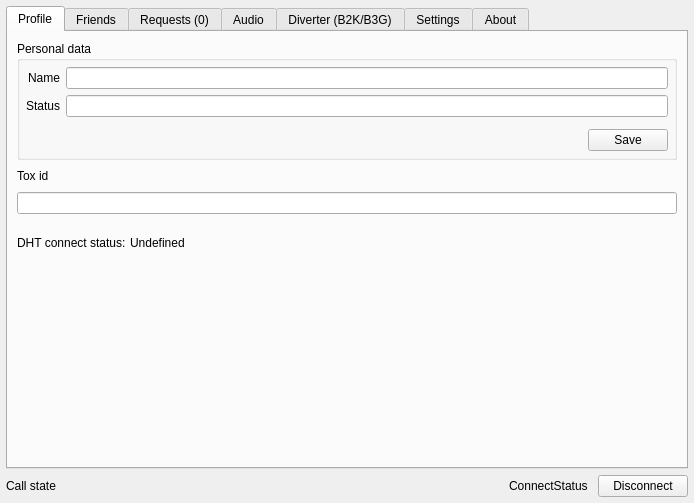
Above: src/toxphone_config/widgets/main_window.ui from hkarel/ToxPhone before the change. Below: the same form after it.
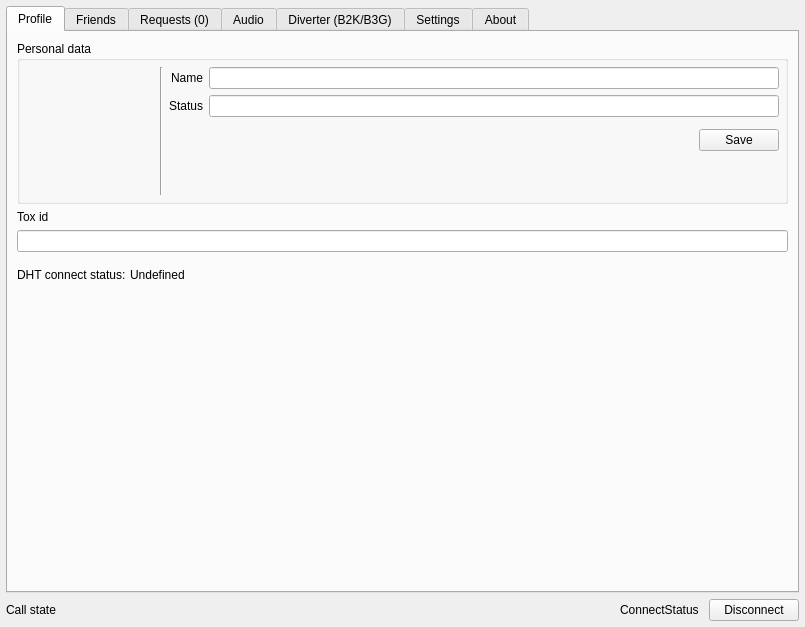
That is the form after the change. The open tabs and pages were chosen to show the change.

```diff
--- a/src/toxphone_config/widgets/main_window.ui
+++ b/src/toxphone_config/widgets/main_window.ui
@@ -6,8 +6,8 @@
    <rect>
     <x>0</x>
     <y>0</y>
-    <width>694</width>
-    <height>503</height>
+    <width>805</width>
+    <height>627</height>
    </rect>
   </property>
   <property name="minimumSize">
@@ -43,36 +43,67 @@
         <string>Profile</string>
        </attribute>
        <layout class="QVBoxLayout" name="verticalLayout_6">
-        <property name="spacing">
-         <number>9</number>
-        </property>
-        <property name="leftMargin">
-         <number>9</number>
-        </property>
-        <property name="rightMargin">
-         <number>9</number>
-        </property>
-        <property name="bottomMargin">
-         <number>9</number>
-        </property>
         <item>
          <widget class="QGroupBox" name="groupBox_3">
           <property name="title">
            <string>Personal data</string>
           </property>
+          <layout class="QHBoxLayout" name="horizontalLayout_18">
+           <property name="leftMargin">
+            <number>6</number>
+           </property>
+           <property name="topMargin">
+            <number>6</number>
+           </property>
+           <property name="rightMargin">
+            <number>6</number>
+           </property>
+           <property name="bottomMargin">
+            <number>6</number>
+           </property>
+           <item>
+            <widget class="QLabel" name="labelAvatar">
+             <property name="minimumSize">
+              <size>
+               <width>128</width>
+               <height>128</height>
+              </size>
+             </property>
+             <property name="maximumSize">
+              <size>
+               <width>128</width>
+               <height>128</height>
+              </size>
+             </property>
+             <property name="frameShape">
+              <enum>QFrame::NoFrame</enum>
+             </property>
+             <property name="frameShadow">
+              <enum>QFrame::Plain</enum>
+             </property>
+             <property name="scaledContents">
+              <bool>false</bool>
+             </property>
+             <property name="alignment">
+              <set>Qt::AlignCenter</set>
+             </property>
+             <property name="textInteractionFlags">
+              <set>Qt::NoTextInteraction</set>
+             </property>
+            </widget>
+           </item>
+           <item>
+            <widget class="Line" name="line">
+             <property name="frameShadow">
+              <enum>QFrame::Sunken</enum>
+             </property>
+             <property name="orientation">
+              <enum>Qt::Vertical</enum>
+             </property>
+            </widget>
+           </item>
+           <item>
           <layout class="QVBoxLayout" name="verticalLayout_2">
-           <property name="leftMargin">
-            <number>6</number>
-           </property>
-           <property name="topMargin">
-            <number>6</number>
-           </property>
-           <property name="rightMargin">
-            <number>6</number>
-           </property>
-           <property name="bottomMargin">
-            <number>6</number>
-           </property>
            <item>
             <layout class="QFormLayout" name="formLayout">
              <property name="labelAlignment">
@@ -139,6 +170,21 @@
                 <string>Save</string>
                </property>
               </widget>
+               </item>
+              </layout>
+             </item>
+             <item>
+              <spacer name="verticalSpacer_7">
+               <property name="orientation">
+                <enum>Qt::Vertical</enum>
+               </property>
+               <property name="sizeHint" stdset="0">
+                <size>
+                 <width>20</width>
+                 <height>40</height>
+                </size>
+               </property>
+              </spacer>
              </item>
             </layout>
            </item>
```
Left out of the diff: 2 changed lines with no effect on the pictures. Lines whose indentation alone changed are shown as unchanged.
